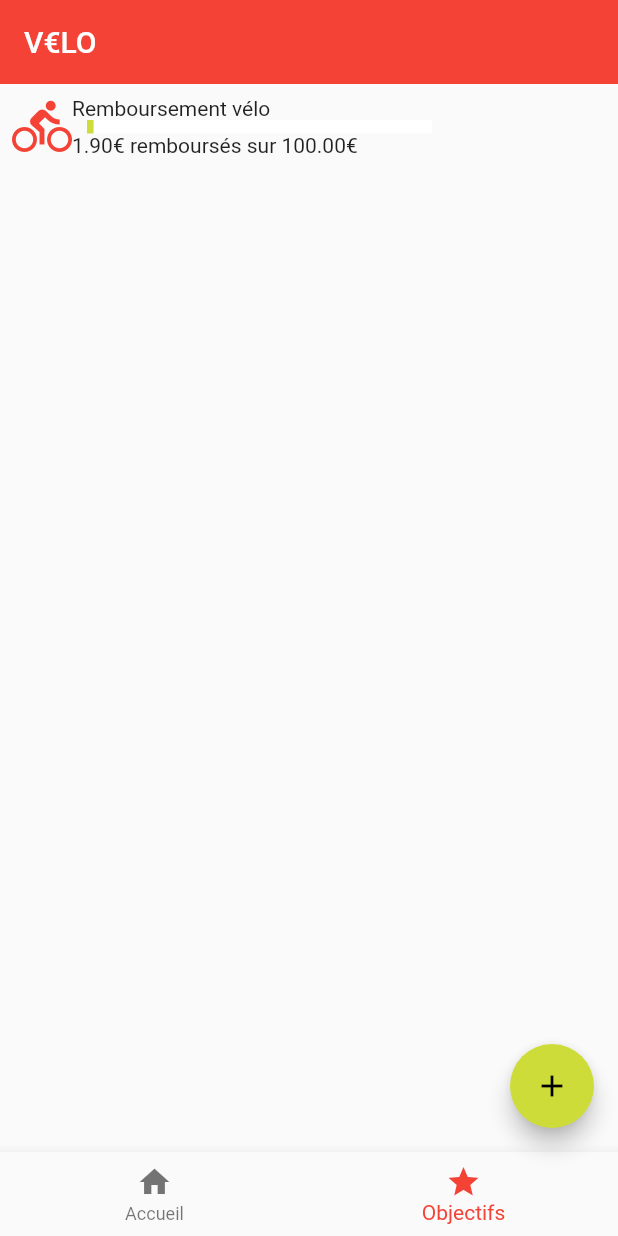
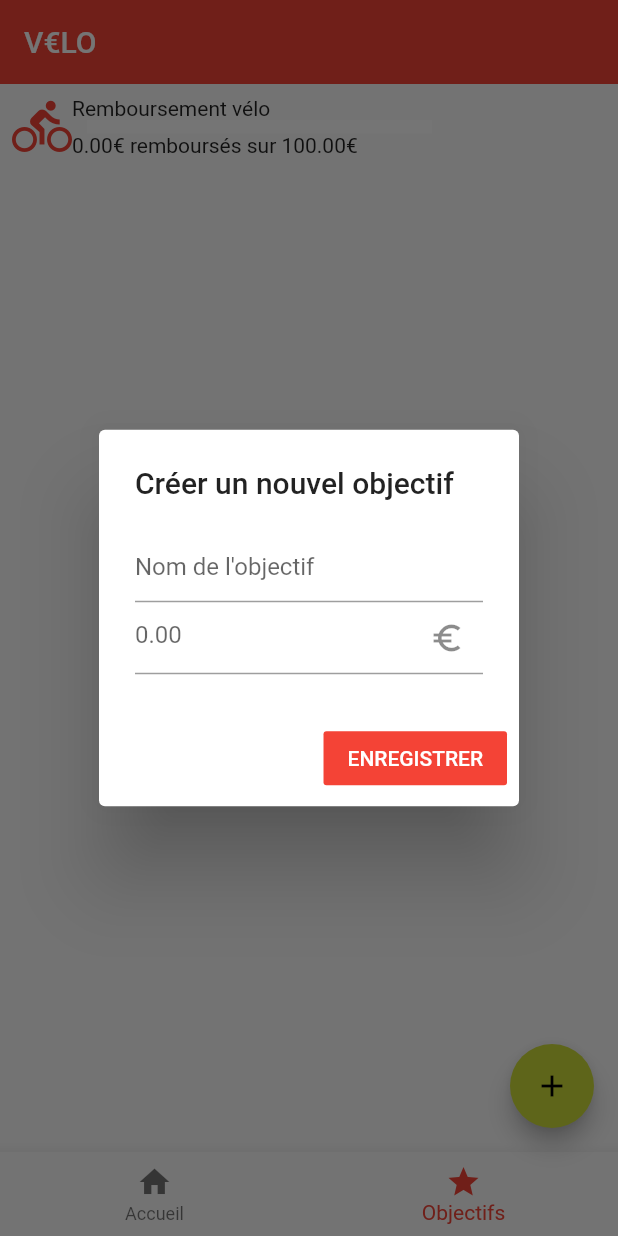
Before and after one commit to Neamar/v-lo, a Flutter app: the screen it shows after launch, item 2 of the bottom bar chosen, after a tap on the "add" icon, on a phone screen of 412 x 824 dp. Run offline on Flutter 3.47's test engine with Material 2 defaults, Android fonts, the phone set to English and light mode, and no system bars; drawn by our look-alikes of percent_indicator; our stand-ins replace shared_preferences.

Commit message:
Back to project after break

```diff
--- a/lib/model.dart
+++ b/lib/model.dart
@@ -2,7 +2,7 @@ import 'dart:collection';
 import 'dart:developer';
 import 'package:flutter/material.dart';
 import 'package:shared_preferences/shared_preferences.dart';
-import 'package:velo/Currency.dart';
+import 'package:velo/currency.dart';
 
 
 class Item {
--- a/lib/objectives.dart
+++ b/lib/objectives.dart
@@ -1,7 +1,7 @@
 import 'package:flutter/material.dart';
 import 'package:percent_indicator/linear_percent_indicator.dart';
 import 'package:provider/provider.dart';
-import 'package:velo/Currency.dart';
+import 'package:velo/currency.dart';
 import 'package:velo/tabs.dart';
 
 import 'model.dart';
@@ -60,10 +60,40 @@ class ObjectivePage extends AppTab {
   @override
   FloatingActionButton getFloatingActionButton(BuildContext context) {
     return FloatingActionButton(
-      tooltip: "Create new objective",
-      onPressed: () => Provider.of<VeloModel>(context, listen: false)
-          .addMoneyToCurrentItem(190),
+      tooltip: "Créer un nouvel objectif",
+      onPressed: () => showDialog(
+          context: context,
+          builder: (context) => getAddObjectiveDialog(context)),
       child: Icon(Icons.add),
     );
   }
+
+  AlertDialog getAddObjectiveDialog(BuildContext context) {
+    return AlertDialog(
+      title: Text('Créer un nouvel objectif'),
+      content: Column(
+        mainAxisSize: MainAxisSize.min,
+        children: <Widget>[
+          TextField(
+            decoration: InputDecoration(hintText: "Nom de l'objectif"),
+          ),
+          TextField(
+            keyboardType: TextInputType.number,
+            decoration: InputDecoration(
+                hintText: "0.00", suffixIcon: Icon(Icons.euro_symbol)),
+          ),
+        ],
+      ),
+      actions: <Widget>[
+        new FlatButton(
+          color: Theme.of(context).primaryColor,
+          textColor: Colors.white,
+          child: new Text('ENREGISTRER'),
+          onPressed: () {
+            Navigator.of(context).pop();
+          },
+        ),
+      ],
+    );
+  }
 }
```
Also changed, not shown: lib/currency.dart (renamed from lib/Currency.dart), pubspec.lock, 2 other files.
